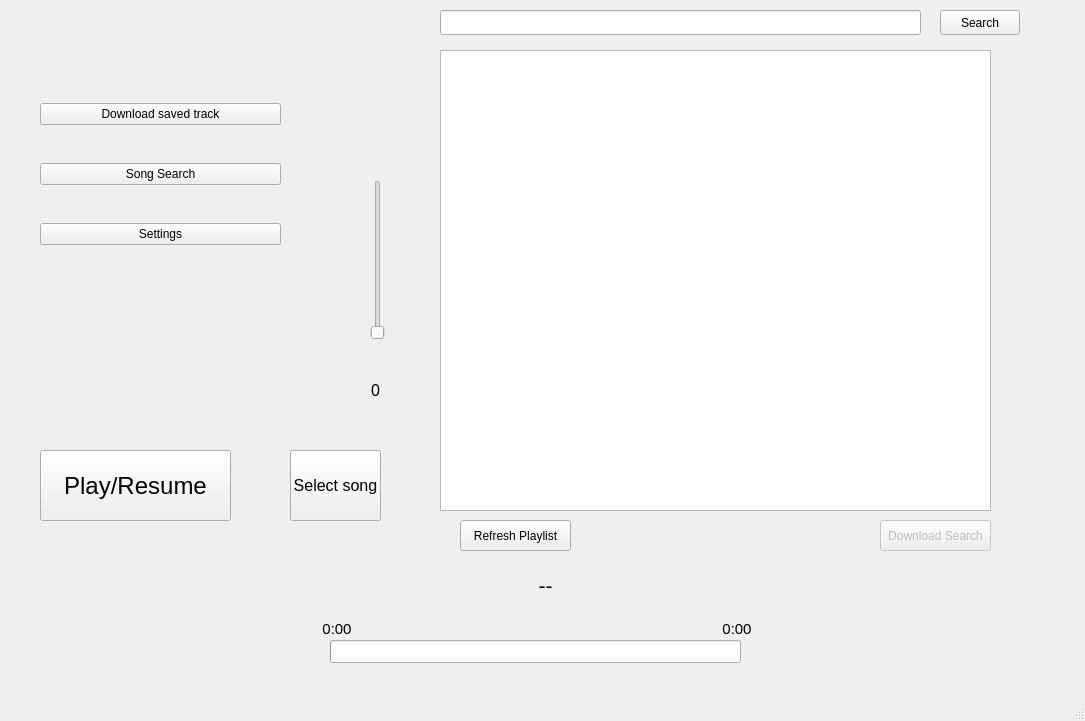
First picture: the form in homescreen.ui, repository gbafana25/sadguriplay, before the edit.
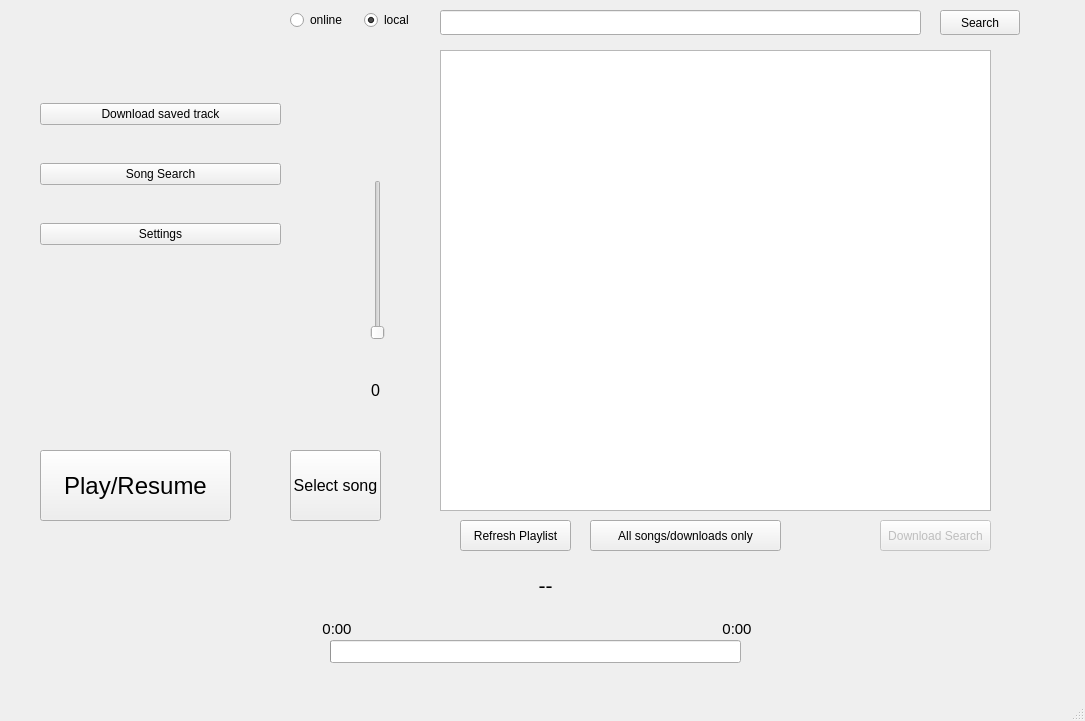
Second picture: the form after the edit.

Commit message: updated song search and view

Diff of the .ui file:
```diff
--- a/homescreen.ui
+++ b/homescreen.ui
@@ -285,6 +285,48 @@
      <string>Download Search</string>
     </property>
    </widget>
+   <widget class="QPushButton" name="dloads_only_btn">
+    <property name="geometry">
+     <rect>
+      <x>590</x>
+      <y>520</y>
+      <width>191</width>
+      <height>31</height>
+     </rect>
+    </property>
+    <property name="text">
+     <string>All songs/downloads only</string>
+    </property>
+   </widget>
+   <widget class="QWidget" name="horizontalLayoutWidget">
+    <property name="geometry">
+     <rect>
+      <x>290</x>
+      <y>10</y>
+      <width>141</width>
+      <height>21</height>
+     </rect>
+    </property>
+    <layout class="QHBoxLayout" name="horizontalLayout">
+     <item>
+      <widget class="QRadioButton" name="online_option">
+       <property name="text">
+        <string>online</string>
+       </property>
+      </widget>
+     </item>
+     <item>
+      <widget class="QRadioButton" name="local_option">
+       <property name="text">
+        <string>local</string>
+       </property>
+       <property name="checked">
+        <bool>true</bool>
+       </property>
+      </widget>
+     </item>
+    </layout>
+   </widget>
   </widget>
   <widget class="QMenuBar" name="menubar">
    <property name="geometry">
```
The commit also changes 4 other files.
